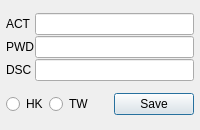
Before: the Qt Designer form resources/ui/Ui_AccountEdit.ui in starmcc/qs-beanfun-5, drawn with Qt 5.
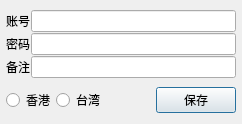
After: the same form once the commit is applied.

```diff
--- a/resources/ui/Ui_AccountEdit.ui
+++ b/resources/ui/Ui_AccountEdit.ui
@@ -6,8 +6,8 @@
    <rect>
     <x>0</x>
     <y>0</y>
-    <width>200</width>
-    <height>130</height>
+    <width>242</width>
+    <height>124</height>
    </rect>
   </property>
   <property name="windowTitle">
@@ -46,7 +46,7 @@
      <item row="1" column="0">
       <widget class="QLabel" name="label_3">
        <property name="text">
-        <string>PWD</string>
+        <string>密码</string>
        </property>
       </widget>
      </item>
@@ -60,14 +60,14 @@
      <item row="0" column="0">
       <widget class="QLabel" name="label_2">
        <property name="text">
-        <string>ACT</string>
+        <string>账号</string>
        </property>
       </widget>
      </item>
      <item row="2" column="0">
       <widget class="QLabel" name="label">
        <property name="text">
-        <string>DSC</string>
+        <string>备注</string>
        </property>
       </widget>
      </item>
@@ -96,14 +96,14 @@
      <item>
       <widget class="QRadioButton" name="radioButton_hk">
        <property name="text">
-        <string>HK</string>
+        <string>香港</string>
        </property>
       </widget>
      </item>
      <item>
       <widget class="QRadioButton" name="radioButton_tw">
        <property name="text">
-        <string>TW</string>
+        <string>台湾</string>
        </property>
       </widget>
      </item>
@@ -123,7 +123,7 @@
      <item>
       <widget class="QPushButton" name="pushButton_save">
        <property name="text">
-        <string>Save</string>
+        <string>保存</string>
        </property>
       </widget>
      </item>
```
